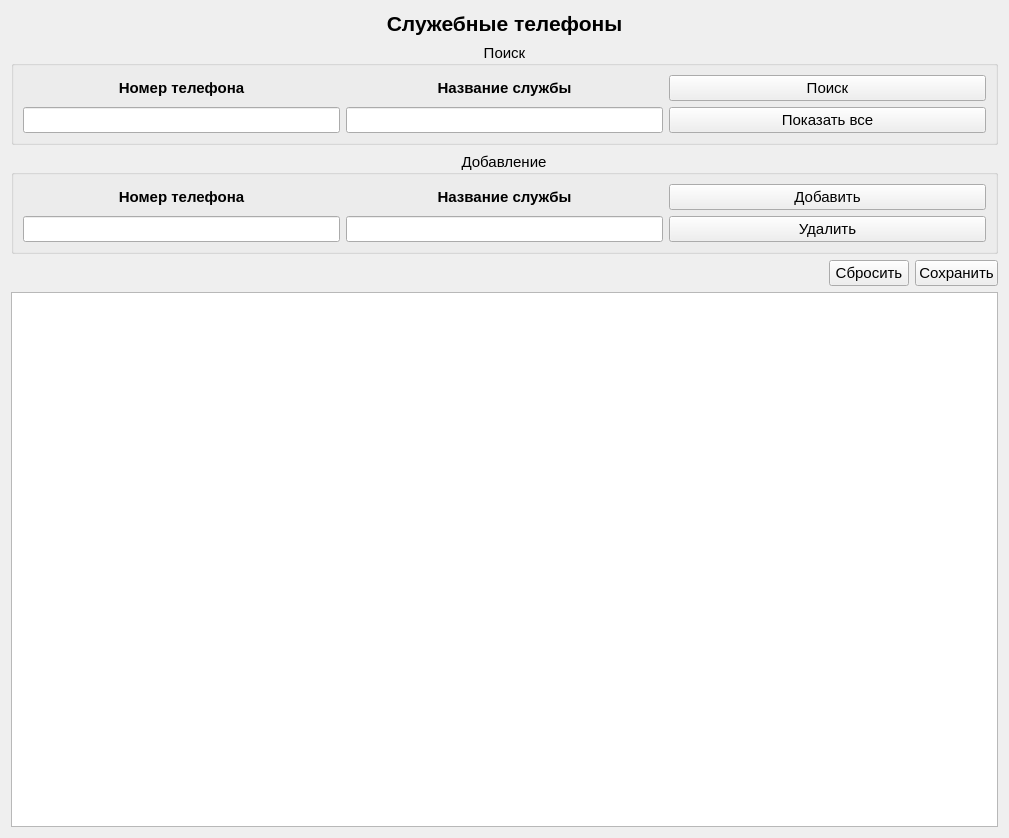
Yavlados/VKR, file officialtelephones.ui: the form before one commit.
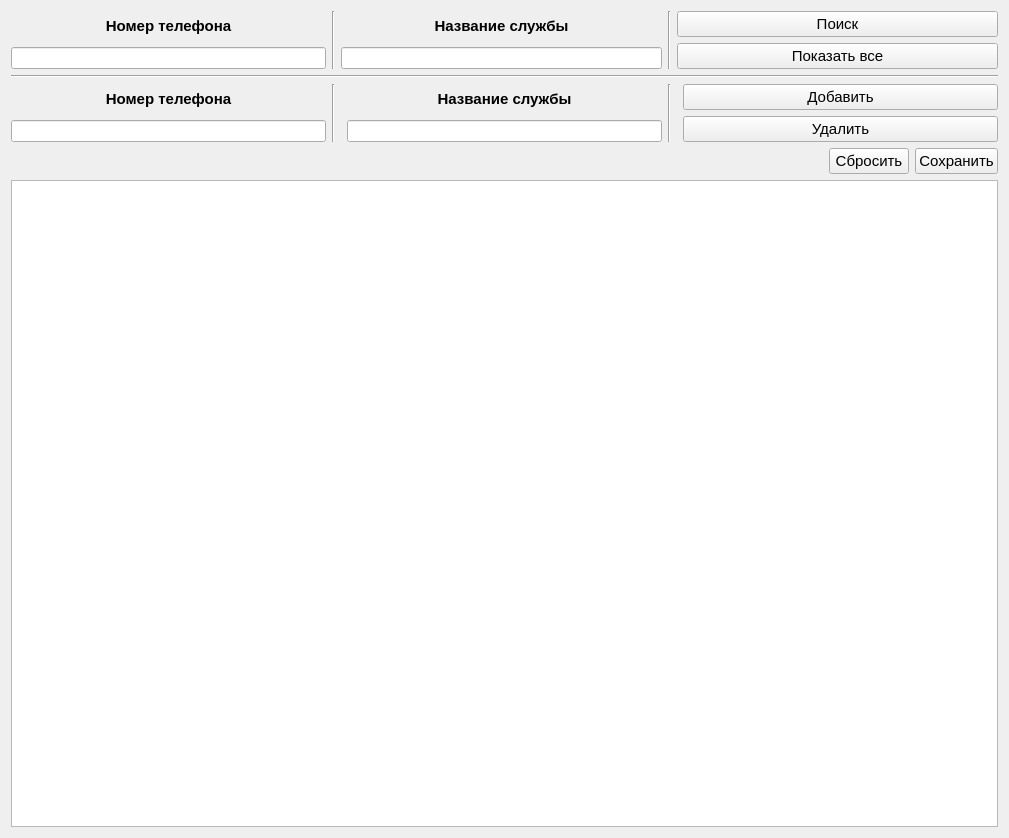
The form after the commit. Icons and pictures are not drawn.

The edit to the form file:
```diff
--- a/officialtelephones.ui
+++ b/officialtelephones.ui
@@ -16,50 +16,7 @@
   <property name="autoFillBackground">
    <bool>true</bool>
   </property>
-  <layout class="QGridLayout" name="gridLayout_3">
-   <item row="0" column="0">
-    <widget class="QLabel" name="label">
-     <property name="sizePolicy">
-      <sizepolicy hsizetype="Expanding" vsizetype="Preferred">
-       <horstretch>0</horstretch>
-       <verstretch>0</verstretch>
-      </sizepolicy>
-     </property>
-     <property name="font">
-      <font>
-       <family>Arial</family>
-       <pointsize>16</pointsize>
-       <weight>75</weight>
-       <bold>true</bold>
-      </font>
-     </property>
-     <property name="text">
-      <string>Служебные телефоны</string>
-     </property>
-     <property name="alignment">
-      <set>Qt::AlignCenter</set>
-     </property>
-    </widget>
-   </item>
-   <item row="1" column="0">
-    <layout class="QVBoxLayout" name="verticalLayout_8">
-     <item>
-      <widget class="QGroupBox" name="groupBox_2">
-       <property name="font">
-        <font>
-         <pointsize>11</pointsize>
-        </font>
-       </property>
-       <property name="layoutDirection">
-        <enum>Qt::LeftToRight</enum>
-       </property>
-       <property name="title">
-        <string>Поиск</string>
-       </property>
-       <property name="alignment">
-        <set>Qt::AlignCenter</set>
-       </property>
-       <layout class="QGridLayout" name="gridLayout_2">
+  <layout class="QGridLayout" name="gridLayout">
         <item row="0" column="0">
          <layout class="QVBoxLayout" name="verticalLayout_2">
           <item>
@@ -85,6 +42,13 @@
          </layout>
         </item>
         <item row="0" column="1">
+    <widget class="Line" name="line_3">
+     <property name="orientation">
+      <enum>Qt::Vertical</enum>
+     </property>
+    </widget>
+   </item>
+   <item row="0" column="2" colspan="2">
          <layout class="QVBoxLayout" name="verticalLayout_3">
           <item>
            <widget class="QLabel" name="label_5">
@@ -108,7 +72,14 @@
           </item>
          </layout>
         </item>
-        <item row="0" column="2">
+   <item row="0" column="4">
+    <widget class="Line" name="line_5">
+     <property name="orientation">
+      <enum>Qt::Vertical</enum>
+     </property>
+    </widget>
+   </item>
+   <item row="0" column="5" colspan="2">
          <layout class="QVBoxLayout" name="verticalLayout_4">
           <item>
            <widget class="QPushButton" name="pushButton">
@@ -152,33 +123,14 @@
           </item>
          </layout>
         </item>
-       </layout>
-      </widget>
-     </item>
-     <item>
-      <widget class="QGroupBox" name="groupBox">
-       <property name="sizePolicy">
-        <sizepolicy hsizetype="Expanding" vsizetype="Preferred">
-         <horstretch>0</horstretch>
-         <verstretch>0</verstretch>
-        </sizepolicy>
-       </property>
-       <property name="font">
-        <font>
-         <pointsize>11</pointsize>
-         <weight>50</weight>
-         <italic>false</italic>
-         <bold>false</bold>
-        </font>
-       </property>
-       <property name="title">
-        <string>Добавление</string>
-       </property>
-       <property name="alignment">
-        <set>Qt::AlignCenter</set>
-       </property>
-       <layout class="QGridLayout" name="gridLayout">
-        <item row="0" column="0">
+   <item row="1" column="0" colspan="7">
+    <widget class="Line" name="line">
+     <property name="orientation">
+      <enum>Qt::Horizontal</enum>
+     </property>
+    </widget>
+   </item>
+   <item row="2" column="0">
          <layout class="QVBoxLayout" name="verticalLayout_5">
           <item>
            <widget class="QLabel" name="label_2">
@@ -202,7 +154,14 @@
           </item>
          </layout>
         </item>
-        <item row="0" column="1">
+   <item row="2" column="1" colspan="2">
+    <widget class="Line" name="line_2">
+     <property name="orientation">
+      <enum>Qt::Vertical</enum>
+     </property>
+    </widget>
+   </item>
+   <item row="2" column="3">
          <layout class="QVBoxLayout" name="verticalLayout_6">
           <item>
            <widget class="QLabel" name="label_3">
@@ -226,7 +185,14 @@
           </item>
          </layout>
         </item>
-        <item row="0" column="2">
+   <item row="2" column="4" colspan="2">
+    <widget class="Line" name="line_4">
+     <property name="orientation">
+      <enum>Qt::Vertical</enum>
+     </property>
+    </widget>
+   </item>
+   <item row="2" column="6">
          <layout class="QVBoxLayout" name="verticalLayout_7">
           <item>
            <widget class="QPushButton" name="pb_add">
@@ -268,13 +234,8 @@
           </item>
          </layout>
         </item>
-       </layout>
-      </widget>
-     </item>
-    </layout>
-   </item>
-   <item row="2" column="0">
-    <layout class="QVBoxLayout" name="verticalLayout">
+   <item row="3" column="0" colspan="7">
+    <layout class="QVBoxLayout" name="verticalLayout_8">
      <item>
       <layout class="QHBoxLayout" name="horizontalLayout">
        <item>
```
Left out of the diff: 3 changed lines with no effect on the pictures. Lines whose indentation alone changed are shown as unchanged.
